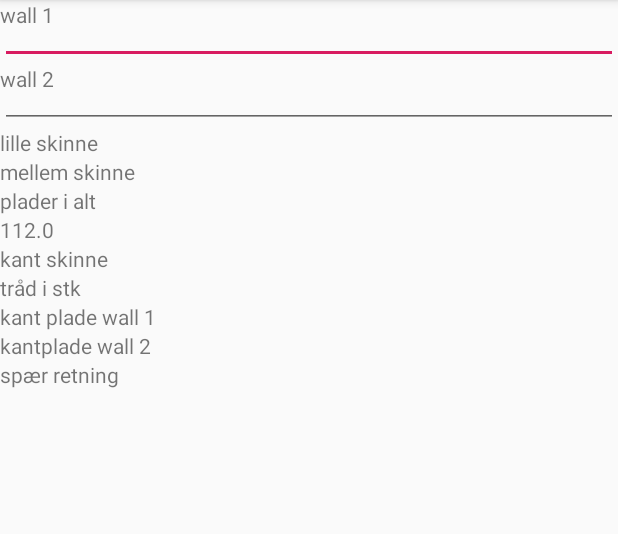
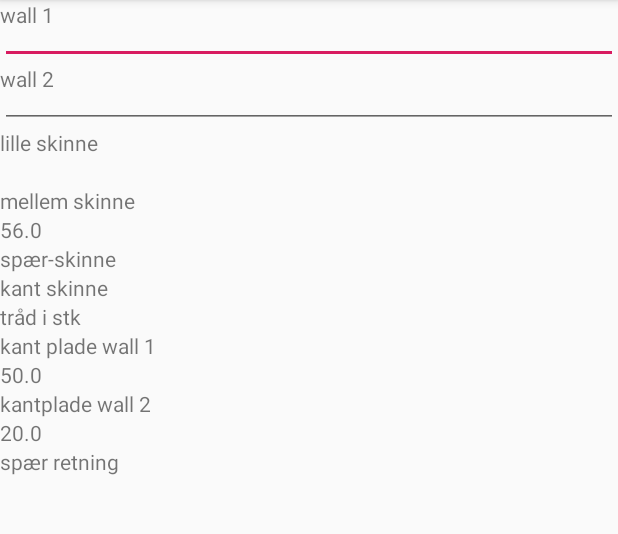
Before and after one commit to ZAN1/tomrer, an Android app: the screen it shows after launch (MainActivity), on a phone screen of 412 x 824 dp, the part 84-618 px from its top. Run offline under Robolectric (Android 15) with nearby library versions, the phone set to English and light mode, and no system bars.

Commit message:
kant midmid udregning klar , kant red red udregning klar, tilføjet tekst feldt

```diff
--- a/math_test/app/src/main/java/com/example/zan1/math_test/MainActivity.java
+++ b/math_test/app/src/main/java/com/example/zan1/math_test/MainActivity.java
@@ -1,7 +1,8 @@
 package com.example.zan1.math_test;
 
+
+import android.os.Bundle;
 import android.support.v7.app.AppCompatActivity;
-import android.os.Bundle;
 import android.widget.TextView;
 
 import com.example.zan1.math_test.Mathclass.Calc;
@@ -15,12 +16,16 @@
 
 
 
-        TextView bla1 = (TextView) findViewById(R.id.spaersk);
+        TextView bla1 = (TextView) findViewById(R.id.pladerialt);
+        TextView bla2 = (TextView) findViewById(R.id.kantwall1);
+        TextView bla3 = (TextView) findViewById(R.id.kantwall2);
+
 
         Calc ca = new Calc();
 
-        bla1.setText(Double.toString(ca.antal_Plader_I_Alt(4,9))); //antal spær
-
+        bla1.setText(Double.toString(ca.antal_Plader_I_Alt(4,4))); //antal spær
+        bla2.setText(Double.toString(ca.kant_Plade_Mid_mid(4)));
+        bla3.setText(Double.toString(ca.kant_Plade_Red_Red(4)));
     }
 
 
--- a/math_test/app/src/main/java/com/example/zan1/math_test/Mathclass/Calc.java
+++ b/math_test/app/src/main/java/com/example/zan1/math_test/Mathclass/Calc.java
@@ -59,7 +59,7 @@
 
     public double kant_Plade_Mid_mid(double wall_Length){
 
-        double kant_Plade = (divedeBy2(wall_Length)*100)-(Math.floor(((divedeBy2(wall_Length) * 100) - 30)/60)*60);
+        double kant_Plade = ((divedeBy2(wall_Length)*100)-30) - Math.floor((((divedeBy2(wall_Length) * 100) - 30)/60))*60;
 
         return kant_Plade;
     }
--- a/math_test/app/src/main/res/layout/activity_main.xml
+++ b/math_test/app/src/main/res/layout/activity_main.xml
@@ -42,12 +42,16 @@
 
 
 
+        <TextView
+            android:layout_width="match_parent"
+            android:layout_height="wrap_content"
+            android:text="lille skinne"
+            />
 
-
-            <TextView
+        <TextView
                 android:layout_width="match_parent"
                 android:layout_height="wrap_content"
-                android:text="lille skinne"
+
                 android:id="@+id/lillesk"/>
 
         <TextView
@@ -74,6 +78,8 @@
             android:text="kant skinne"
             android:id="@+id/kantskinne"/>
 
+
+
         <TextView
             android:layout_width="match_parent"
             android:layout_height="wrap_content"
@@ -84,8 +90,19 @@
             android:layout_width="match_parent"
             android:layout_height="wrap_content"
             android:text="kant plade wall 1"
+            />
+
+        <TextView
+            android:layout_width="match_parent"
+            android:layout_height="wrap_content"
+            android:text="kant plade wall 1"
             android:id="@+id/kantwall1"/>
 
+        <TextView
+            android:layout_width="match_parent"
+            android:layout_height="wrap_content"
+            android:text="kantplade wall 2"
+            />
         <TextView
             android:layout_width="match_parent"
             android:layout_height="wrap_content"
--- a/math_test/build.gradle
+++ b/math_test/build.gradle
@@ -7,7 +7,7 @@
         jcenter()
     }
     dependencies {
-        classpath 'com.android.tools.build:gradle:3.2.1'
+        classpath 'com.android.tools.build:gradle:3.3.2'
 
 
         // NOTE: Do not place your application dependencies here; they belong
```
Also changed, not shown: math_test/gradle/wrapper/gradle-wrapper.properties.
